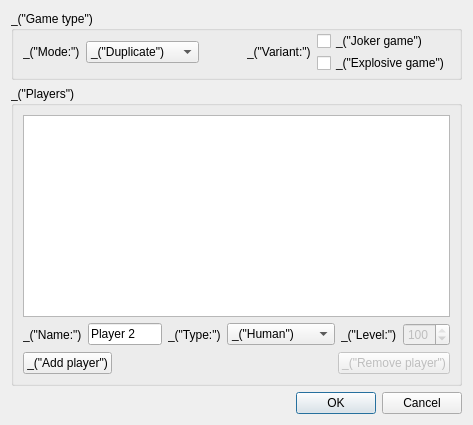
Above: qt/ui/new_game.ui from cjlano/eliot before the change. Below: the same form after it.
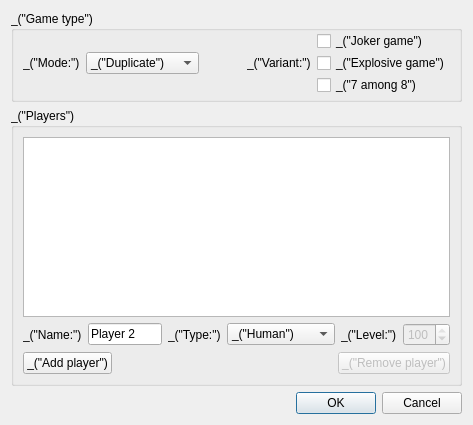
That is the form after the change.

Commit message:
New GameParams class to wrap a few game characteristics.
These characteristics will not change during the game.

The edit to the form file:
```diff
--- a/qt/ui/new_game.ui
+++ b/qt/ui/new_game.ui
@@ -102,6 +102,13 @@
           </property>
          </widget>
         </item>
+        <item>
+         <widget class="QCheckBox" name="checkBox7Among8">
+          <property name="text">
+           <string>_(&quot;7 among 8&quot;)</string>
+          </property>
+         </widget>
+        </item>
        </layout>
       </item>
      </layout>
```
The commit also changes 28 other files.
